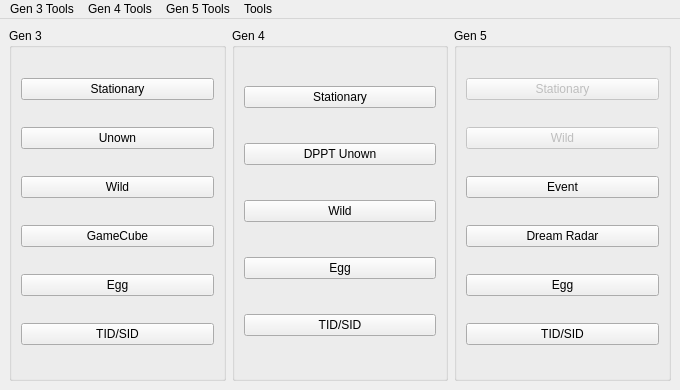
This is Source/Forms/MainWindow.ui in Admiral-Fish/PokeFinder as Qt 5 draws it before an edit. The edited form follows.
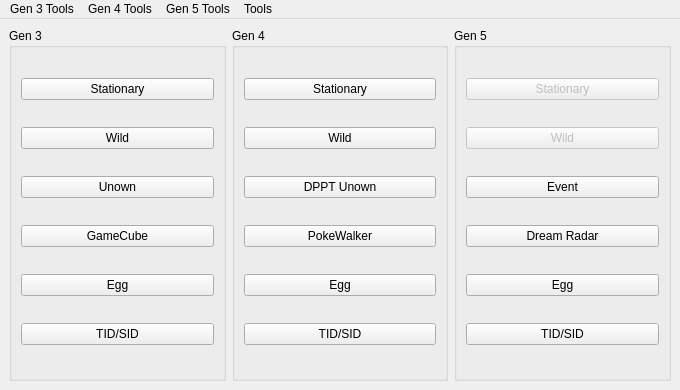
This is the edited form. Icons and pictures are not drawn.

Commit message: Basic Non Reroll PokeWalker PID/IV Generator/Searcher

The edit to the form file:
```diff
--- a/Source/Forms/MainWindow.ui
+++ b/Source/Forms/MainWindow.ui
@@ -38,6 +38,13 @@
          </property>
         </widget>
        </item>
+       <item>
+        <widget class="QPushButton" name="pushButtonWild3">
+         <property name="text">
+          <string>Wild</string>
+         </property>
+        </widget>
+       </item>
        <item>
         <widget class="QPushButton" name="pushButtonUnown3">
          <property name="text">
@@ -45,13 +52,6 @@
          </property>
         </widget>
        </item>
-       <item>
-        <widget class="QPushButton" name="pushButtonWild3">
-         <property name="text">
-          <string>Wild</string>
-         </property>
-        </widget>
-       </item>
        <item>
         <widget class="QPushButton" name="pushButtonGameCube">
          <property name="text">
@@ -82,27 +82,13 @@
        <string>Gen 4</string>
       </property>
       <layout class="QGridLayout" name="gridLayout_3">
-       <item row="4" column="0">
+       <item row="7" column="0">
         <widget class="QPushButton" name="pushButtonIDs4">
          <property name="text">
           <string>TID/SID</string>
          </property>
         </widget>
        </item>
-       <item row="3" column="0">
-        <widget class="QPushButton" name="pushButtonEgg4">
-         <property name="text">
-          <string>Egg</string>
-         </property>
-        </widget>
-       </item>
-       <item row="2" column="0">
-        <widget class="QPushButton" name="pushButtonWild4">
-         <property name="text">
-          <string>Wild</string>
-         </property>
-        </widget>
-       </item>
        <item row="0" column="0">
         <widget class="QPushButton" name="pushButtonStationary4">
          <property name="text">
@@ -110,13 +96,34 @@
          </property>
         </widget>
        </item>
-       <item row="1" column="0">
+       <item row="2" column="0">
         <widget class="QPushButton" name="pushButtonUnown4">
          <property name="text">
           <string>DPPT Unown</string>
          </property>
         </widget>
        </item>
+       <item row="1" column="0">
+        <widget class="QPushButton" name="pushButtonWild4">
+         <property name="text">
+          <string>Wild</string>
+         </property>
+        </widget>
+       </item>
+       <item row="5" column="0">
+        <widget class="QPushButton" name="pushButtonPokeWalker">
+         <property name="text">
+          <string>PokeWalker</string>
+         </property>
+        </widget>
+       </item>
+       <item row="6" column="0">
+        <widget class="QPushButton" name="pushButtonEgg4">
+         <property name="text">
+          <string>Egg</string>
+         </property>
+        </widget>
+       </item>
       </layout>
      </widget>
     </item>
```
Left out of the diff: 3 changed lines with no effect on the pictures. The commit also changes 15 other files.
